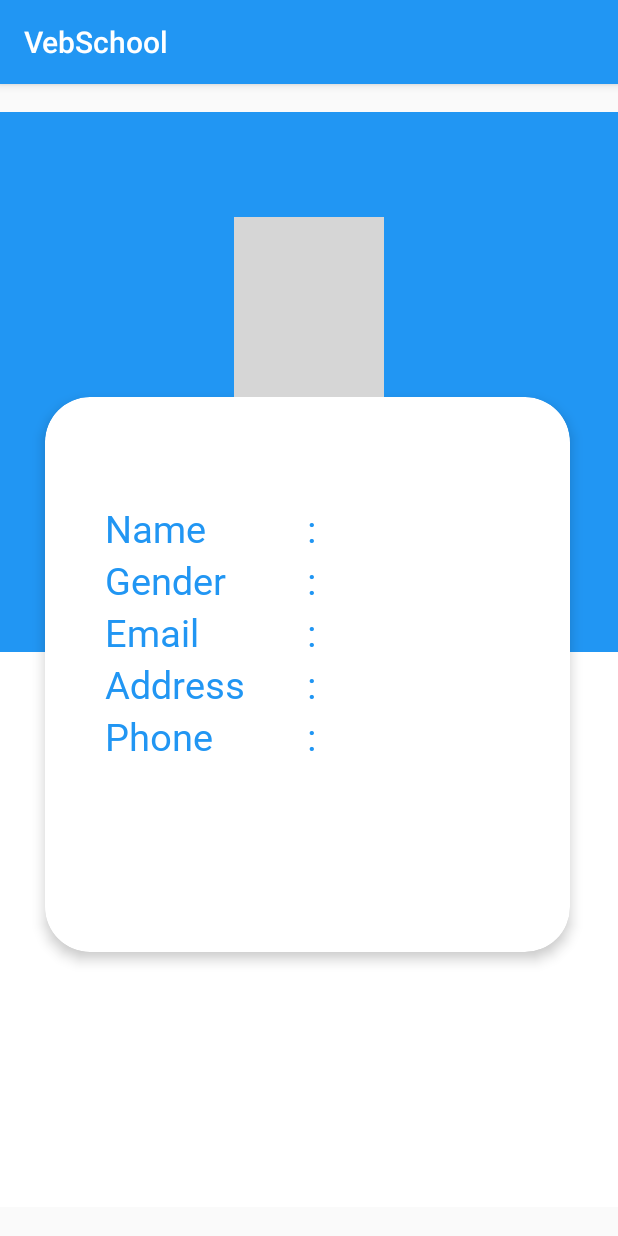
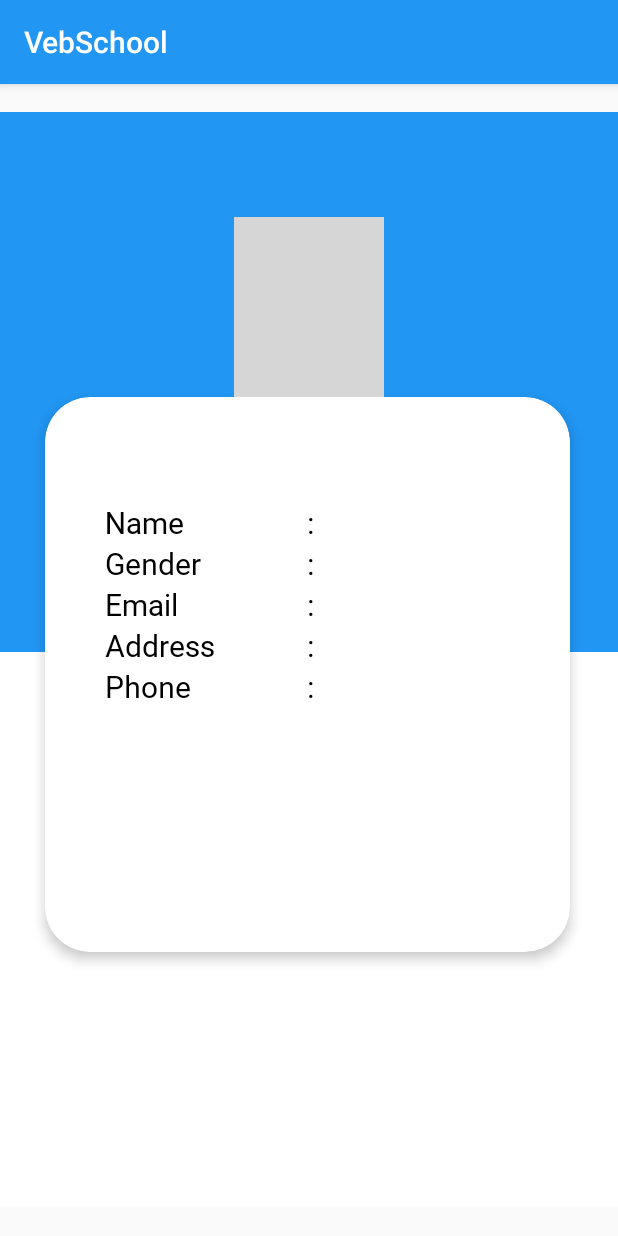
Before and after one commit to ReyCarmel/VebSchool, an Android app: the ProfileActivity screen opened directly, with no data from a screen before it, on a phone screen of 412 x 824 dp. Run offline under Robolectric (Android 15) with nearby library versions, the phone set to English and light mode, and no system bars; grey boxes are pictures that could not be loaded.

Commit message:
11/06/2019 update

```diff
--- a/app/src/main/res/layout/activity_profile.xml
+++ b/app/src/main/res/layout/activity_profile.xml
@@ -61,16 +61,16 @@
                     android:layout_height="wrap_content"
                     android:fontFamily="@font/times_newroman"
                     android:text="Name"
-                    android:textColor="@color/colorPrimary"
-                    android:textSize="25dp" />
+                    android:textColor="#000"
+                    android:textSize="20dp" />
                 <TextView
                     android:layout_width="0dp"
                     android:layout_weight=".4"
                     android:layout_height="wrap_content"
                     android:fontFamily="@font/times_newroman"
                     android:text=":"
-                    android:textColor="@color/colorPrimary"
-                    android:textSize="25dp" />
+                    android:textColor="#000"
+                    android:textSize="20dp" />
             </LinearLayout>
 
            <LinearLayout
@@ -82,16 +82,16 @@
                    android:layout_height="wrap_content"
                    android:fontFamily="@font/times_newroman"
                    android:text="Gender"
-                   android:textColor="@color/colorPrimary"
-                   android:textSize="25dp" />
+                   android:textColor="#000"
+                   android:textSize="20dp" />
                <TextView
                    android:layout_width="0dp"
                    android:layout_weight=".4"
                    android:layout_height="wrap_content"
                    android:fontFamily="@font/times_newroman"
                    android:text=":"
-                   android:textColor="@color/colorPrimary"
-                   android:textSize="25dp" />
+                   android:textColor="#000"
+                   android:textSize="20dp" />
 
            </LinearLayout>
             <LinearLayout
@@ -104,8 +104,8 @@
                     android:layout_height="wrap_content"
                     android:fontFamily="@font/times_newroman"
                     android:text="Email"
-                    android:textColor="@color/colorPrimary"
-                    android:textSize="25dp" />
+                    android:textColor="#000"
+                    android:textSize="20dp" />
 
                 <TextView
                     android:layout_width="0dp"
@@ -113,8 +113,8 @@
                     android:layout_height="wrap_content"
                     android:fontFamily="@font/times_newroman"
                     android:text=":"
-                    android:textColor="@color/colorPrimary"
-                    android:textSize="25dp" />
+                    android:textColor="#000"
+                    android:textSize="20dp" />
 
             </LinearLayout>
 
@@ -128,8 +128,8 @@
                     android:layout_height="wrap_content"
                     android:fontFamily="@font/times_newroman"
                     android:text="Address"
-                    android:textColor="@color/colorPrimary"
-                    android:textSize="25dp" />
+                    android:textColor="#000"
+                    android:textSize="20dp" />
 
                 <TextView
                     android:layout_width="0dp"
@@ -137,8 +137,8 @@
                     android:layout_height="wrap_content"
                     android:fontFamily="@font/times_newroman"
                     android:text=":"
-                    android:textColor="@color/colorPrimary"
-                    android:textSize="25dp" />
+                    android:textColor="#000"
+                    android:textSize="20dp" />
 
             </LinearLayout>
             <LinearLayout
@@ -150,16 +150,16 @@
                     android:layout_height="wrap_content"
                     android:fontFamily="@font/times_newroman"
                     android:text="Phone"
-                    android:textColor="@color/colorPrimary"
-                    android:textSize="25dp" />
+                    android:textColor="#000"
+                    android:textSize="20dp" />
                 <TextView
                     android:layout_width="0dp"
                     android:layout_weight=".4"
                     android:layout_height="wrap_content"
                     android:fontFamily="@font/times_newroman"
                     android:text=":"
-                    android:textColor="@color/colorPrimary"
-                    android:textSize="25dp" />
+                    android:textColor="#000"
+                    android:textSize="20dp" />
 
             </LinearLayout>
 
--- a/app/src/main/res/values/strings.xml
+++ b/app/src/main/res/values/strings.xml
@@ -7,4 +7,5 @@
     <string name="l2">Do you want to log out?</string>
     <string name="l3">Cancel</string>
     <string name="l4">Ok</string>
+    <string name="a1">Select view option</string>
 </resources>
```
Also changed, not shown: app/src/main/java/com/venture/vebschool/MenuActivities/AttendanceActivity.java (+7 -0 lines), app/src/main/res/layout/activity_attendance.xml (+34 -3 lines), app/src/main/res/layout/activity_main.xml (+9 -0 lines), app/src/main/res/layout/activity_student.xml (+10 -2 lines), app/src/main/res/layout/student_adapter.xml (added, +98 -0 lines).
